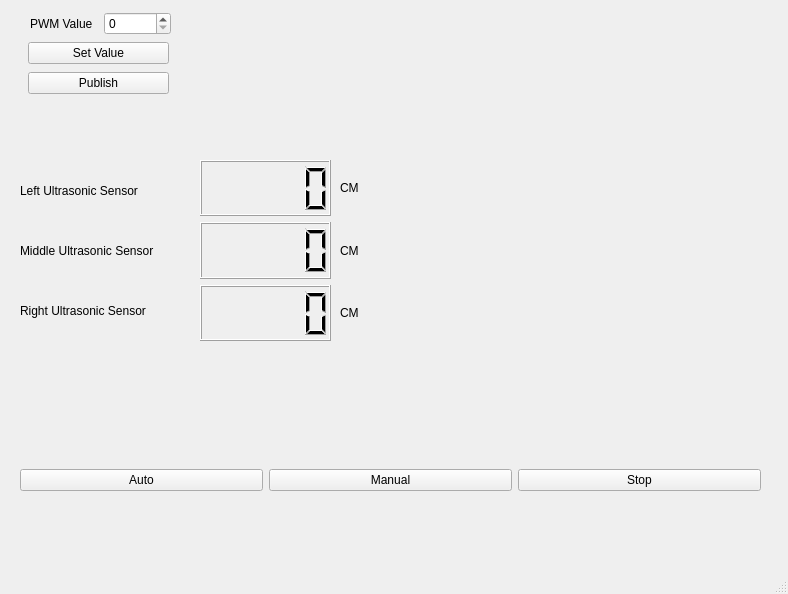
alexspirou/ROS_Ackerman_Monster_Truck_, file Monster_Truck_UI/src/mainwindow.ui: the form before one commit.
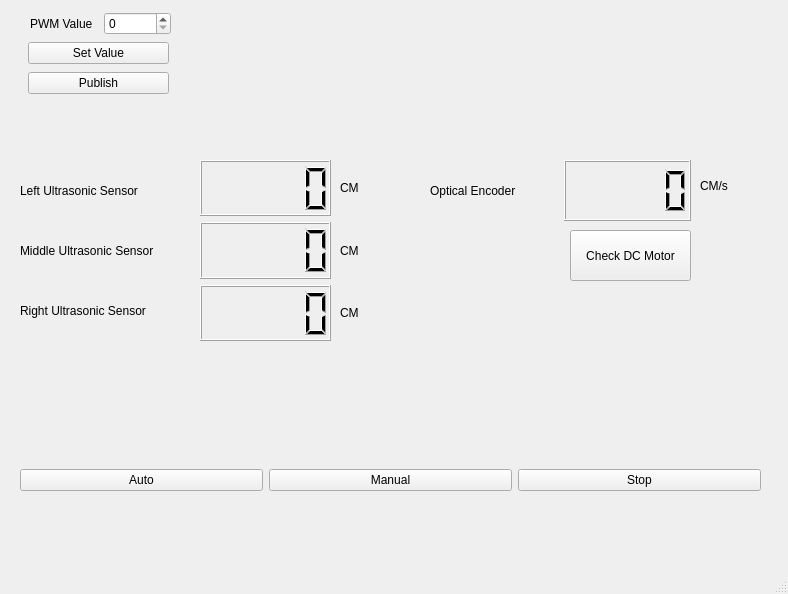
The form after the commit.

Patch:
```diff
--- a/Monster_Truck_UI/src/mainwindow.ui
+++ b/Monster_Truck_UI/src/mainwindow.ui
@@ -206,6 +206,54 @@
      </item>
     </layout>
    </widget>
+   <widget class="QLabel" name="label_7">
+    <property name="geometry">
+     <rect>
+      <x>700</x>
+      <y>160</y>
+      <width>81</width>
+      <height>51</height>
+     </rect>
+    </property>
+    <property name="text">
+     <string>CM/s</string>
+    </property>
+   </widget>
+   <widget class="QPushButton" name="check_dc_motor">
+    <property name="geometry">
+     <rect>
+      <x>570</x>
+      <y>230</y>
+      <width>121</width>
+      <height>51</height>
+     </rect>
+    </property>
+    <property name="text">
+     <string>Check DC Motor</string>
+    </property>
+   </widget>
+   <widget class="QWidget" name="">
+    <property name="geometry">
+     <rect>
+      <x>430</x>
+      <y>160</y>
+      <width>261</width>
+      <height>61</height>
+     </rect>
+    </property>
+    <layout class="QHBoxLayout" name="horizontalLayout_6">
+     <item>
+      <widget class="QLabel" name="label_8">
+       <property name="text">
+        <string>Optical Encoder</string>
+       </property>
+      </widget>
+     </item>
+     <item>
+      <widget class="QLCDNumber" name="optical_encoder_lcd"/>
+     </item>
+    </layout>
+   </widget>
   </widget>
   <widget class="QMenuBar" name="menubar">
    <property name="geometry">
```
